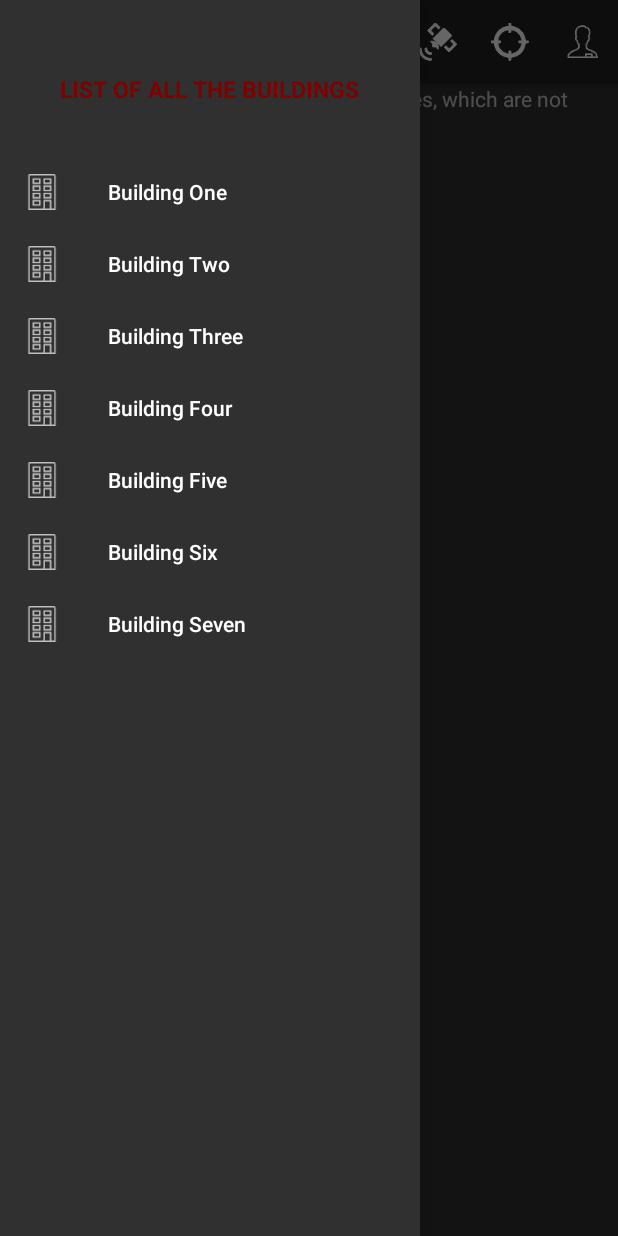
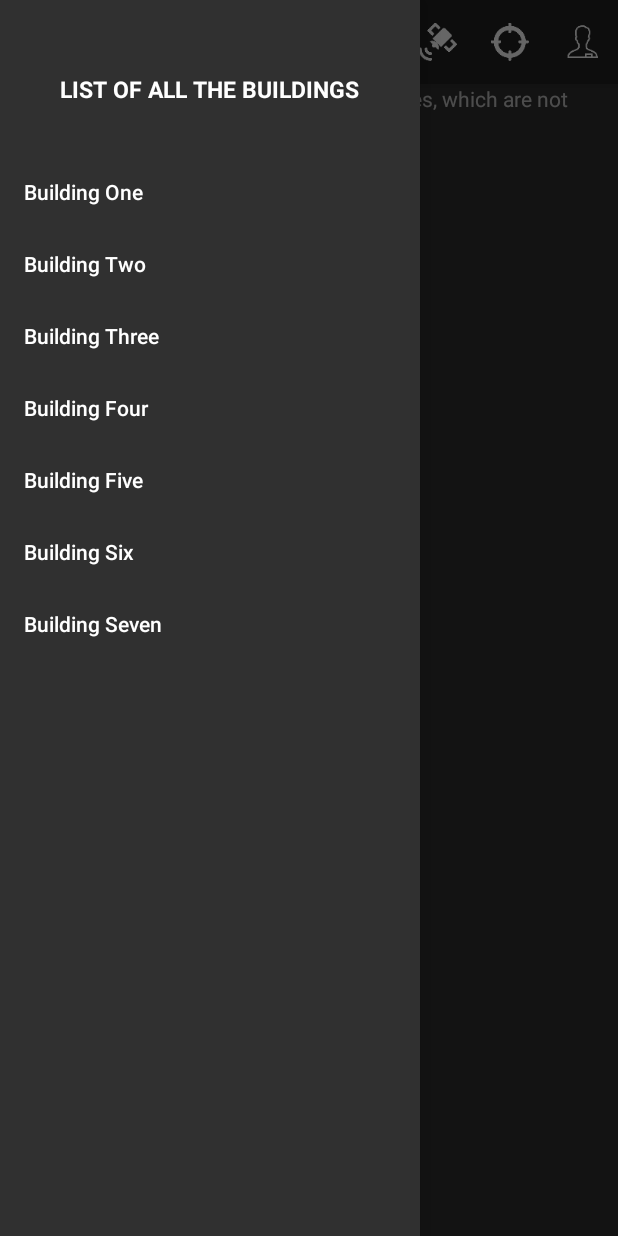
Before and after one commit to KevinMcIntyre/tu-nav-client, an Android app: the screen it shows after launch (MainActivity), with the side drawer open, on a phone screen of 412 x 824 dp. Run offline under Robolectric (Android 15) with nearby library versions, the phone set to English and light mode, and no system bars; libraries missing offline, so code that uses them is left out: com.directions.route; 1 statement that could not run was skipped.

Commit message:
Re-commiting. Trouble on computer's end

```diff
--- a/TU-Nav/app/src/main/java/com/TU/tu_nav/SecondaryActivity.java
+++ b/TU-Nav/app/src/main/java/com/TU/tu_nav/SecondaryActivity.java
@@ -1,4 +1,4 @@
-package com.TU.tu_nav;
+package com.tu.tu_nav;
 
 import android.app.Activity;
 import android.app.Fragment;
@@ -6,8 +6,8 @@ import android.app.FragmentManager;
 import android.os.Bundle;
 import android.util.Log;
 
-import com.TU.tu_nav.fragments.LoginFragment;
-import com.TU.tu_nav.fragments.RegisterFragment;
+import com.tu.tu_nav.fragments.LoginFragment;
+import com.tu.tu_nav.fragments.RegisterFragment;
 
 public class SecondaryActivity extends Activity {
 
--- a/TU-Nav/app/src/main/java/com/TU/tu_nav/fragments/RegisterFragment.java
+++ b/TU-Nav/app/src/main/java/com/TU/tu_nav/fragments/RegisterFragment.java
@@ -1,4 +1,4 @@
-package com.TU.tu_nav.fragments;
+package com.tu.tu_nav.fragments;
 
 import android.app.Fragment;
 import android.os.Bundle;
@@ -11,8 +11,8 @@ import android.widget.Button;
 import android.widget.EditText;
 import android.widget.Toast;
 
-import com.TU.tu_nav.R;
-import com.TU.tu_nav.utils.Helpers;
+import com.tu.tu_nav.R;
+import com.tu.tu_nav.utils.Helpers;
 
 public class RegisterFragment extends Fragment implements View.OnClickListener {
 
--- a/TU-Nav/app/src/main/java/com/TU/tu_nav/utils/AppGlobals.java
+++ b/TU-Nav/app/src/main/java/com/TU/tu_nav/utils/AppGlobals.java
@@ -1,4 +1,4 @@
-package com.TU.tu_nav.utils;
+package com.tu.tu_nav.utils;
 
 import android.app.Application;
 import android.content.Context;
--- a/TU-Nav/app/src/main/java/com/TU/tu_nav/utils/Helpers.java
+++ b/TU-Nav/app/src/main/java/com/TU/tu_nav/utils/Helpers.java
@@ -1,4 +1,4 @@
-package com.TU.tu_nav.utils;
+package com.tu.tu_nav.utils;
 
 import android.app.Activity;
 import android.app.AlertDialog;
@@ -21,8 +21,8 @@ import android.view.inputmethod.InputMethodManager;
 import android.widget.EditText;
 import android.widget.TextView;
 
-import com.TU.tu_nav.MainActivity;
-import com.TU.tu_nav.SecondaryActivity;
+import com.tu.tu_nav.MainActivity;
+import com.tu.tu_nav.SecondaryActivity;
 import com.google.android.gms.common.ConnectionResult;
 import com.google.android.gms.common.GoogleApiAvailability;
 import com.google.android.gms.maps.model.LatLng;
--- a/TU-Nav/app/src/main/java/com/TU/tu_nav/utils/SoftKeyboard.java
+++ b/TU-Nav/app/src/main/java/com/TU/tu_nav/utils/SoftKeyboard.java
@@ -1,4 +1,4 @@
-package com.TU.tu_nav.utils;
+package com.tu.tu_nav.utils;
 
 import android.os.Handler;
 import android.os.Message;
--- a/TU-Nav/app/src/main/res/layout/app_bar_main.xml
+++ b/TU-Nav/app/src/main/res/layout/app_bar_main.xml
@@ -5,7 +5,7 @@
     android:layout_width="match_parent"
     android:layout_height="match_parent"
     android:fitsSystemWindows="true"
-    tools:context="com.byteshaft.tu_nav.MainActivity">
+    tools:context="com.tu.tu_nav.MainActivity">
 
     <android.support.design.widget.AppBarLayout
         android:layout_width="match_parent"
--- a/TU-Nav/app/src/main/res/layout/content_main.xml
+++ b/TU-Nav/app/src/main/res/layout/content_main.xml
@@ -7,7 +7,7 @@
     android:layout_width="match_parent"
     android:layout_height="match_parent"
     app:layout_behavior="@string/appbar_scrolling_view_behavior"
-    tools:context="com.byteshaft.tu_nav.MainActivity"
+    tools:context="com.tu.tu_nav.MainActivity"
     tools:showIn="@layout/app_bar_main">
     <android.support.design.widget.CoordinatorLayout
         android:layout_width="match_parent"
--- a/TU-Nav/app/src/main/res/layout/fragment_register.xml
+++ b/TU-Nav/app/src/main/res/layout/fragment_register.xml
@@ -6,7 +6,7 @@
     android:background="@android:color/transparent"
     android:focusableInTouchMode="true"
     android:orientation="vertical"
-    tools:context="com.byteshaft.tu_nav.MainActivity">
+    tools:context="com.tu.tu_nav.MainActivity">
 
     <ScrollView
         android:layout_width="match_parent"
--- a/TU-Nav/app/src/main/res/layout/nav_header_main.xml
+++ b/TU-Nav/app/src/main/res/layout/nav_header_main.xml
@@ -3,21 +3,20 @@
     android:layout_width="match_parent"
     android:layout_height="96dp"
     android:gravity="bottom"
+    android:orientation="vertical"
     android:paddingBottom="@dimen/activity_vertical_margin"
     android:paddingLeft="@dimen/activity_horizontal_margin"
     android:paddingRight="@dimen/activity_horizontal_margin"
     android:paddingTop="@dimen/activity_vertical_margin"
-    android:theme="@style/ThemeOverlay.AppCompat.Dark"
-    android:orientation="vertical">
+    android:theme="@style/ThemeOverlay.AppCompat.Dark">
         <TextView
             android:layout_width="wrap_content"
             android:layout_height="wrap_content"
             android:layout_gravity="center"
-            android:textColor="#800000"
+            android:textColor="#ffffff"
             android:layout_margin="10dp"
             android:textSize="15dp"
             android:textAllCaps="true"
             android:textStyle="bold"
-            android:backgroundTint="@color/cast_expanded_controller_background_color"
             android:text="List of all the buildings"/>
 </LinearLayout>
--- a/TU-Nav/app/src/main/res/menu/activity_main_drawer.xml
+++ b/TU-Nav/app/src/main/res/menu/activity_main_drawer.xml
@@ -3,31 +3,24 @@
     <group android:checkableBehavior="single">
         <item
             android:id="@+id/nav_building_one"
-            android:icon="@mipmap/ic_nav_building"
             android:title="Building One" />
         <item
             android:id="@+id/nav_building_two"
-            android:icon="@mipmap/ic_nav_building"
             android:title="Building Two" />
         <item
             android:id="@+id/nav_building_three"
-            android:icon="@mipmap/ic_nav_building"
             android:title="Building Three" />
         <item
             android:id="@+id/nav_building_four"
-            android:icon="@mipmap/ic_nav_building"
             android:title="Building Four" />
         <item
             android:id="@+id/nav_building_five"
-            android:icon="@mipmap/ic_nav_building"
             android:title="Building Five"/>
         <item
             android:id="@+id/nav_building_six"
-            android:icon="@mipmap/ic_nav_building"
             android:title="Building Six"/>
         <item
             android:id="@+id/nav_building_seven"
-            android:icon="@mipmap/ic_nav_building"
             android:title="Building Seven"/>
     </group>
 </menu>
```
Also changed, not shown: TU-Nav/app/build.gradle (+4 -3 lines), TU-Nav/app/src/main/AndroidManifest.xml (+5 -5 lines), TU-Nav/app/src/main/java/com/TU/tu_nav/MainActivity.java (+7 -7 lines), TU-Nav/app/src/main/java/com/TU/tu_nav/fragments/LoginFragment.java (+7 -11 lines), TU-Nav/app/src/main/res/layout/fragment_login.xml (+1 -9 lines), 2 other files.
